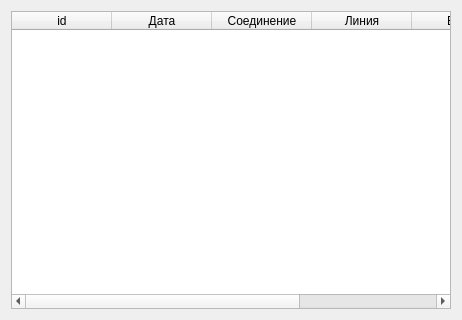
Vofanchik/LPBsGaCTmagProject, file UI_files/MTTable.ui: the form before one commit.
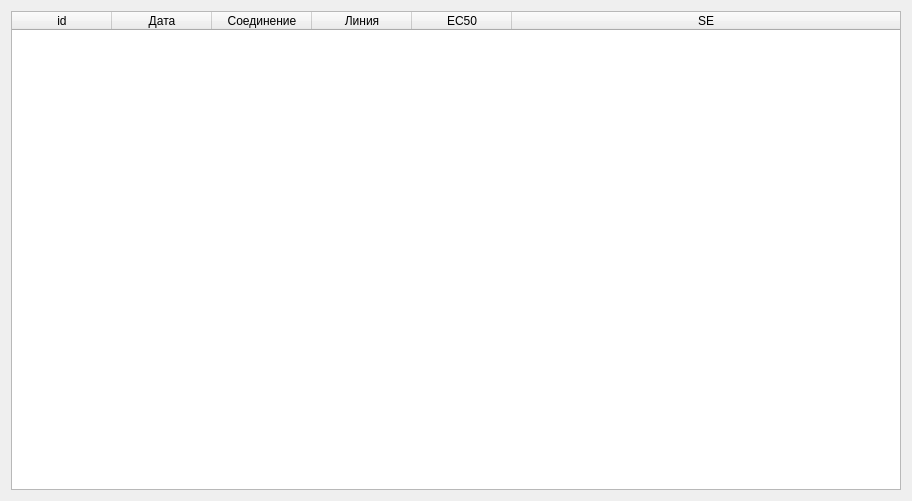
The form after the commit.

Commit message: similiiarity table added

Diff of the .ui file:
```diff
--- a/UI_files/MTTable.ui
+++ b/UI_files/MTTable.ui
@@ -6,8 +6,8 @@
    <rect>
     <x>0</x>
     <y>0</y>
-    <width>462</width>
-    <height>320</height>
+    <width>912</width>
+    <height>501</height>
    </rect>
   </property>
   <property name="windowTitle">
@@ -16,6 +16,18 @@
   <layout class="QGridLayout" name="gridLayout">
    <item row="0" column="0">
     <widget class="QTableWidget" name="tableWidget">
+     <property name="selectionMode">
+      <enum>QAbstractItemView::SingleSelection</enum>
+     </property>
+     <property name="selectionBehavior">
+      <enum>QAbstractItemView::SelectRows</enum>
+     </property>
+     <attribute name="horizontalHeaderStretchLastSection">
+      <bool>true</bool>
+     </attribute>
+     <attribute name="verticalHeaderStretchLastSection">
+      <bool>false</bool>
+     </attribute>
      <column>
       <property name="text">
        <string>id</string>
```
The commit also changes 11 other files.
